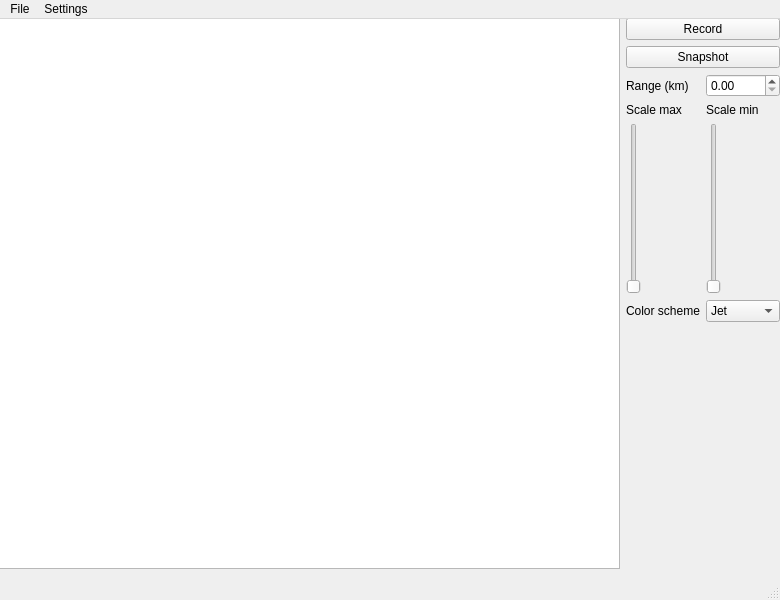
First picture: the form in src/qtdesigner/radar_console.ui, repository ElOceanografo/PyRad, before the edit.
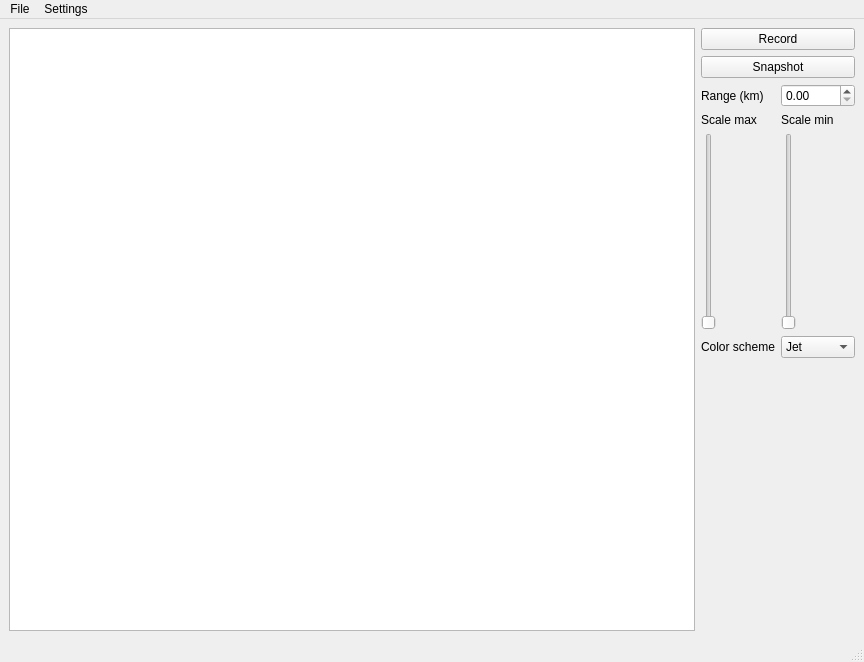
Second picture: the form after the edit.

The edit to the form file:
```diff
--- a/src/qtdesigner/radar_console.ui
+++ b/src/qtdesigner/radar_console.ui
@@ -6,23 +6,16 @@
    <rect>
     <x>0</x>
     <y>0</y>
-    <width>780</width>
-    <height>600</height>
+    <width>864</width>
+    <height>662</height>
    </rect>
   </property>
   <property name="windowTitle">
    <string>MainWindow</string>
   </property>
   <widget class="QWidget" name="centralwidget">
-   <widget class="QWidget" name="horizontalLayoutWidget">
-    <property name="geometry">
-     <rect>
-      <x>-1</x>
-      <y>-1</y>
-      <width>781</width>
-      <height>551</height>
-     </rect>
-    </property>
+   <layout class="QGridLayout" name="gridLayout_2">
+    <item row="0" column="0">
     <layout class="QHBoxLayout" name="horizontalLayout">
      <item>
       <widget class="QGraphicsView" name="graphicsView"/>
@@ -134,14 +127,15 @@
       </layout>
      </item>
     </layout>
-   </widget>
+    </item>
+   </layout>
   </widget>
   <widget class="QMenuBar" name="menubar">
    <property name="geometry">
     <rect>
      <x>0</x>
      <y>0</y>
-     <width>780</width>
+     <width>864</width>
      <height>25</height>
     </rect>
    </property>
```
Left out of the diff: 19 changed lines with no effect on the pictures. Lines whose indentation alone changed are shown as unchanged.
